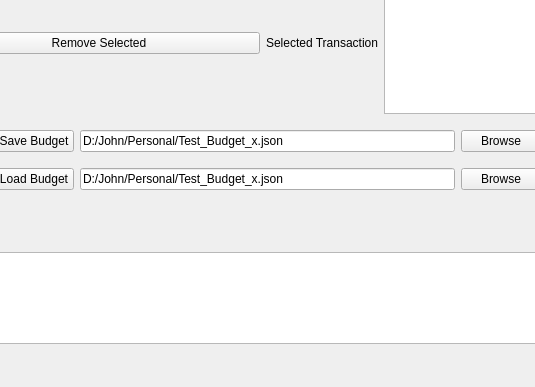
Before: the Qt Designer form BudgetApp/mainwindow.ui in jblowers/BudgetApp-, drawn with Qt 5; both pictures show x 402 to 937 and y 317 to 704 of the 1329 by 704 pixel window.
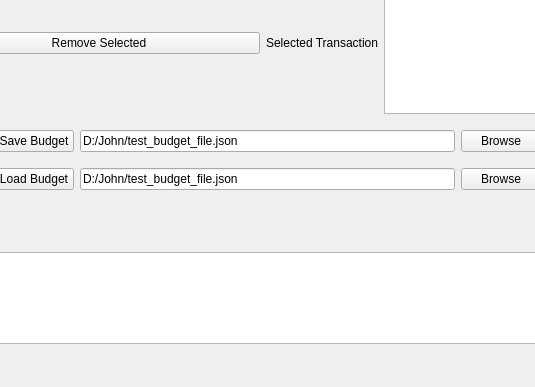
After: the same form once the commit is applied.

```diff
--- a/BudgetApp/mainwindow.ui
+++ b/BudgetApp/mainwindow.ui
@@ -198,7 +198,7 @@
       <item>
        <widget class="QLineEdit" name="BudgetSaveLineEdit">
         <property name="text">
-         <string>D:/John/Personal/Test_Budget_x.json</string>
+         <string>D:/John/test_budget_file.json</string>
         </property>
        </widget>
       </item>
@@ -255,7 +255,7 @@
       <item>
        <widget class="QLineEdit" name="BudgetLoadLineEdit">
         <property name="text">
-         <string>D:/John/Personal/Test_Budget_x.json</string>
+         <string>D:/John/test_budget_file.json</string>
         </property>
        </widget>
       </item>
```
